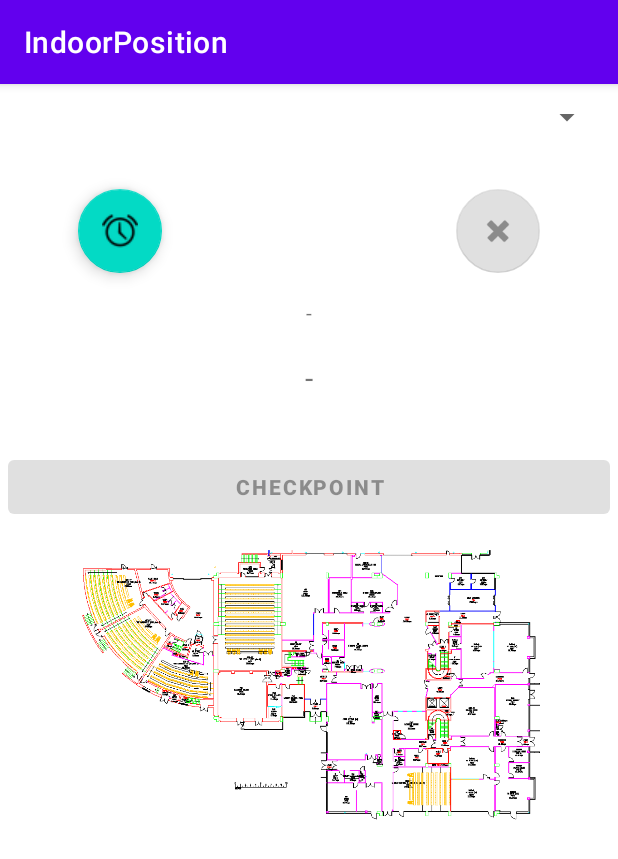
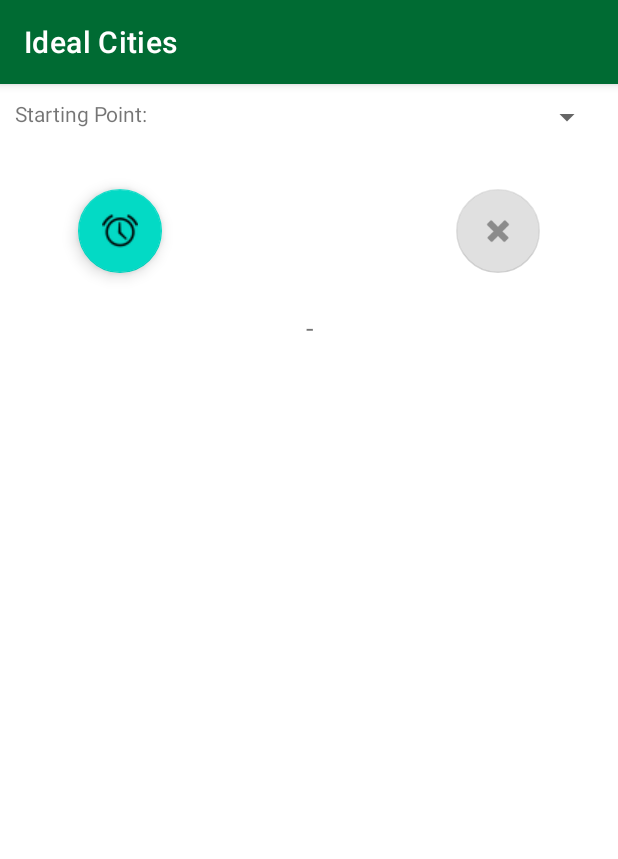
Before and after one commit to voglinio/IndoorPositionInference, an Android app: the screen it shows after launch (MainActivity), on a phone screen of 412 x 824 dp. Shown: the top 859 px of the screen. Run offline under Robolectric (Android 15) with nearby library versions, the phone set to English and light mode, and no system bars; our stand-ins replace navigation-ui; 3 statements that could not run were skipped.

Commit message:
Layout changes, neighbours functionality added

```diff
--- a/app/src/main/java/com/nodalpoint/indoorposition/model/Checkpoint.java
+++ b/app/src/main/java/com/nodalpoint/indoorposition/model/Checkpoint.java
@@ -39,16 +39,16 @@ public class Checkpoint {
     public static Map<Integer,Checkpoint> generatePoints() {
         Map<Integer,Checkpoint> checkpoints = new HashMap<>();
         checkpoints.put(0, new Checkpoint("0", 0, new ArrayList<Checkpoint>(){{add(new Checkpoint("1", 1));}}));
-        checkpoints.put(1, new Checkpoint("1", 1, new ArrayList<Checkpoint>(){{add(new Checkpoint("0", 0)); add(new Checkpoint("2", 2));}}));
+        checkpoints.put(1, new Checkpoint("1", 1, new ArrayList<Checkpoint>(){{add(new Checkpoint("0", 0)); add(new Checkpoint("2", 2));add(new Checkpoint("3", 3)); add(new Checkpoint("4", 4)); add(new Checkpoint("5", 5));}}));
         checkpoints.put(2, new Checkpoint("2", 2, new ArrayList<Checkpoint>(){{add(new Checkpoint("1", 1)); add(new Checkpoint("3", 4));}}));
         checkpoints.put(3, new Checkpoint("3", 3, new ArrayList<Checkpoint>(){{add(new Checkpoint("2", 2)); add(new Checkpoint("4", 4));}}));
         checkpoints.put(4, new Checkpoint("4", 4, new ArrayList<Checkpoint>(){{add(new Checkpoint("3", 3)); add(new Checkpoint("5", 5));}}));
         checkpoints.put(5, new Checkpoint("5", 5, new ArrayList<Checkpoint>(){{add(new Checkpoint("4", 4)); add(new Checkpoint("6", 6));}}));
         checkpoints.put(6, new Checkpoint("6", 6, new ArrayList<Checkpoint>(){{add(new Checkpoint("5", 5));}}));
-        checkpoints.put(7, new Checkpoint("7", 7));
-        checkpoints.put(8, new Checkpoint("8", 8));
-        checkpoints.put(9, new Checkpoint("9", 9));
-        checkpoints.put(10, new Checkpoint("10", 10));
+//        checkpoints.put(7, new Checkpoint("7", 7));
+//        checkpoints.put(8, new Checkpoint("8", 8));
+//        checkpoints.put(9, new Checkpoint("9", 9));
+//        checkpoints.put(10, new Checkpoint("10", 10));
         return checkpoints;
     }
 }
--- a/app/src/main/java/com/nodalpoint/indoorposition/ui/home/HomeFragment.java
+++ b/app/src/main/java/com/nodalpoint/indoorposition/ui/home/HomeFragment.java
@@ -1,7 +1,6 @@
 package com.nodalpoint.indoorposition.ui.home;
 
 import android.content.Context;
-import android.graphics.Typeface;
 import android.hardware.Sensor;
 import android.hardware.SensorEventListener;
 import android.hardware.SensorManager;
@@ -35,23 +34,22 @@ import java.util.Date;
 import java.util.List;
 import java.util.Map;
 import java.util.stream.Collectors;
+import java.util.stream.IntStream;
 
 public class HomeFragment extends Fragment {
 
     private HomeViewModel homeViewModel;
-    private ImageView mCustomImage;
-    private Spinner routesSpinner;
+    private Spinner startingCheckpointSpinner;
     private Checkpoint currentCheckpoint;
-    private Checkpoint nextCheckpoint;
     private TextView currentCheckpointTextView;
-    private TextView nextCheckpointTextView;
-    private int currentCheckpointIndex = 0;
-    private List<Route> availableRoutes;
-    private Route selectedRoute;
+    private List<Checkpoint> checkpoints;
     private SensorManager sensorManager;
     private String filename;
     private FileWriter writer;
     private ListView wifiList;
+    private LinearLayout linearLayout;
+    private Map<Integer, Checkpoint> availableCheckpoints;
+    private boolean recordSession = false;
 
     private static boolean DEBUG = false;
 
@@ -104,15 +102,18 @@ public class HomeFragment extends Fragment {
                 new ViewModelProvider(this).get(HomeViewModel.class);
         View root = inflater.inflate(R.layout.fragment_home, container, false);
         // Setup spinner
-        routesSpinner = (Spinner) root.findViewById(R.id.routes_spinner);
+        startingCheckpointSpinner = (Spinner) root.findViewById(R.id.starting_checkpoint_spinner);
+        linearLayout = (LinearLayout) root.findViewById(R.id.neighbours);
         if (Build.VERSION.SDK_INT >= Build.VERSION_CODES.N) {
-            availableRoutes = setupRoutes();
+            checkpoints = setupCheckpoints();
         }
-        routesSpinner.setOnItemSelectedListener(new AdapterView.OnItemSelectedListener() {
+        startingCheckpointSpinner.setOnItemSelectedListener(new AdapterView.OnItemSelectedListener() {
+            @RequiresApi(api = Build.VERSION_CODES.N)
             @Override
             public void onItemSelected(AdapterView<?> parent, View view, int position, long id) {
-                selectedRoute = availableRoutes.get(position);
-                setupCheckpoints(selectedRoute, currentCheckpointIndex);
+                currentCheckpoint = checkpoints.get(position);
+                currentCheckpointTextView.setText("Last Checkpoint " + currentCheckpoint.getName());
+                setupNeighbours(currentCheckpoint);
             }
 
             @Override
@@ -120,10 +121,6 @@ public class HomeFragment extends Fragment {
 
             }
         });
-        // this should be replaced by choice list
-        selectedRoute = availableRoutes.get(0);
-        currentCheckpointIndex = 0;
-        setupCheckpoints(selectedRoute, currentCheckpointIndex);
         // Setup Managers
         sensorManager = (SensorManager) getActivity().getSystemService(Context.SENSOR_SERVICE);
         setupSensors();
@@ -132,49 +129,17 @@ public class HomeFragment extends Fragment {
 
         currentCheckpointTextView = (TextView) root.findViewById(R.id.checkpoint);
         currentCheckpointTextView.setText("-");
-        nextCheckpointTextView = (TextView) root.findViewById(R.id.next_checkpoint);
-        nextCheckpointTextView.setText("-");
-        Button checkpointButton = (Button) root.findViewById(R.id.record_button);
-        checkpointButton.setTypeface(checkpointButton.getTypeface(), Typeface.BOLD);
-        checkpointButton.setEnabled(false);
-        checkpointButton.setOnClickListener(new View.OnClickListener() {
-            public void onClick(View v) {
-                currentCheckpointIndex ++;
-                currentCheckpoint = selectedRoute.getCheckpoints().get(currentCheckpointIndex);
-                System.out.println("CHECKPOINT " + currentCheckpoint.getName());
-                long time= System.currentTimeMillis();
-                try{
-                    writer.write(time + "\t" + "TYPE_CHECKPOINT" + "\t" + currentCheckpoint.getName() + "\n");
-                    writer.flush();
-                }catch (IOException e) {
-                    System.err.println("Cannot open file " + filename + "to write");
-                }
 
-                if(currentCheckpointIndex + 2 > selectedRoute.getCheckpoints().size()) {
-                    checkpointButton.setEnabled(false);
-                    currentCheckpointTextView.setText("Current Checkpoint " + currentCheckpoint.getName() + " End of Route");
-                    nextCheckpoint = null;
-                    nextCheckpointTextView.setText("-");
-                } else {
-                    currentCheckpointTextView.setText("Current Checkpoint " + currentCheckpoint.getName());
-                    nextCheckpoint = selectedRoute.getCheckpoints().get(currentCheckpointIndex + 1);
-                    nextCheckpointTextView.setText("Next Checkpoint " + nextCheckpoint.getName());
-                }
-            }
-        });
-
-        mCustomImage = (ImageView) root.findViewById(R.id.floorPlan);
 
 
         FloatingActionButton startSessionBtn = (FloatingActionButton) root.findViewById(R.id.start_session);
         FloatingActionButton stopSessionBtn = (FloatingActionButton) root.findViewById(R.id.stop_session);
         stopSessionBtn.setEnabled(false);
-
-
         startSessionBtn.setOnClickListener(new View.OnClickListener() {
             @Override
             public void onClick(View view) {
                 System.out.println("Start Record Session");
+                recordSession = true;
                 Context context = getActivity().getApplicationContext();
                 try {
                     filename = new SimpleDateFormat("'record'_yyyy_MM_dd_HH_mm_ss'.txt'").format(new Date());
@@ -218,23 +183,19 @@ public class HomeFragment extends Fragment {
                     System.err.println("Cannot open file " + filename + "to write");
                 }
 
-                currentCheckpointTextView.setText(currentCheckpoint.getName());
-                currentCheckpointTextView.setText("Current Checkpoint " + currentCheckpoint.getName());
-                nextCheckpointTextView.setText("Next Checkpoint " + nextCheckpoint.getName());
+                currentCheckpointTextView.setText("Checkpoint " + currentCheckpoint.getName());
                 startSessionBtn.setEnabled(false);
-                checkpointButton.setEnabled(true);
                 stopSessionBtn.setEnabled(true);
-                routesSpinner.setEnabled(false);
+                startingCheckpointSpinner.setEnabled(false);
                 sensorHandler.postDelayed(sensorsRunnable, sensorHandlerDelay);
                 wifiBLeHandler.postDelayed(wifiBLeRunnable, wifiBLeHandlerDelay);
             }
         });
-
         stopSessionBtn.setOnClickListener(new View.OnClickListener() {
             @Override
             public void onClick(View view) {
                 System.out.println("Stop Record Session");
-
+                recordSession = false;
                 Context context = getActivity().getApplicationContext();
                 try {
 
@@ -249,11 +210,10 @@ public class HomeFragment extends Fragment {
 
                 ArrayAdapter<String> wifiArray = new ArrayAdapter(getContext(), android.R.layout.simple_list_item_1, new ArrayList<String>());
                 wifiList.setAdapter(wifiArray);
-                resetCheckpoint(currentCheckpointTextView,nextCheckpointTextView);
+                resetCheckpoint(currentCheckpointTextView);
                 startSessionBtn.setEnabled(true);
-                checkpointButton.setEnabled(false);
                 stopSessionBtn.setEnabled(false);
-                routesSpinner.setEnabled(true);
+                startingCheckpointSpinner.setEnabled(true);
                 sensorHandler.removeCallbacks(sensorsRunnable);
                 wifiBLeHandler.removeCallbacks(wifiBLeRunnable);
             }
@@ -345,56 +305,57 @@ public class HomeFragment extends Fragment {
     }
 
     @RequiresApi(api = Build.VERSION_CODES.N)
-    private List<Route> setupRoutes() {
-        Map<Integer, Checkpoint> availableCheckpoints = Checkpoint.generatePoints();
-        List<Route> routes = new ArrayList<>();
-        List<Checkpoint> route1Checkpoints = new ArrayList<Checkpoint>(){
-            {add(availableCheckpoints.get(0));}
-            {add(availableCheckpoints.get(1));}
-            {add(availableCheckpoints.get(2));}
-            {add(availableCheckpoints.get(3));}
-            {add(availableCheckpoints.get(4));}
-            {add(availableCheckpoints.get(5));}
-            {add(availableCheckpoints.get(6));}
-            {add(availableCheckpoints.get(7));}
-            {add(availableCheckpoints.get(8));}
-            {add(availableCheckpoints.get(9));}
-            {add(availableCheckpoints.get(10));}
-        };
-        routes.add(new Route(route1Checkpoints, "Route 1"));
-
-        List<Checkpoint> route2Checkpoints = new ArrayList<Checkpoint>(){
-            {add(availableCheckpoints.get(0));}
-            {add(availableCheckpoints.get(2));}
-            {add(availableCheckpoints.get(3));}
-            {add(availableCheckpoints.get(9));}
-            {add(availableCheckpoints.get(10));}
-            {add(availableCheckpoints.get(9));}
-            {add(availableCheckpoints.get(4));}
-            {add(availableCheckpoints.get(6));}
-            {add(availableCheckpoints.get(8));}
-            {add(availableCheckpoints.get(9));}
-            {add(availableCheckpoints.get(10));}
-        };
-        routes.add(new Route(route2Checkpoints, "Route 2"));
-
-
-        ArrayAdapter<String> routesAdapter = new ArrayAdapter<>(getContext(), android.R.layout.simple_spinner_item, routes.stream().map(Route::getName).collect(Collectors.toList()));
-        routesAdapter.setDropDownViewResource(android.R.layout.simple_spinner_dropdown_item);
-        routesSpinner.setAdapter(routesAdapter);
-        return routes;
+    private List<Checkpoint> setupCheckpoints() {
+        availableCheckpoints = Checkpoint.generatePoints();
+        checkpoints = new ArrayList<>(availableCheckpoints.values());
+        ArrayAdapter<String> startingCheckpointAdapter = new ArrayAdapter<>(getContext(), android.R.layout.simple_spinner_item, checkpoints.stream().map(Checkpoint::getName).collect(Collectors.toList()));
+        startingCheckpointAdapter.setDropDownViewResource(android.R.layout.simple_spinner_dropdown_item);
+        startingCheckpointSpinner.setAdapter(startingCheckpointAdapter);
+        return checkpoints;
     }
 
-    private void resetCheckpoint(TextView currentCheckpointTextView, TextView nextCheckpointTextView) {
-        currentCheckpointIndex = 0;
+    private void resetCheckpoint(TextView currentCheckpointTextView) {
         currentCheckpointTextView.setText("-");
-        nextCheckpointTextView.setText("-");
     }
 
-    private void setupCheckpoints(Route selectedRoute, int currentCheckpointIndex) {
-        currentCheckpoint = selectedRoute.getCheckpoints().get(currentCheckpointIndex);
-        nextCheckpoint = selectedRoute.getCheckpoints().size() > 2
-                ?  selectedRoute.getCheckpoints().get(currentCheckpointIndex + 1)
-                :  selectedRoute.getCheckpoints().get(currentCheckpointIndex);
+    @RequiresApi(api = Build.VERSION_CODES.N)
+    private void setupNeighbours(Checkpoint checkpoint){
+        List<Checkpoint> neighbours = checkpoint.getNeighbours();
+        linearLayout.removeAllViews();
+        LinearLayout.LayoutParams lp = new LinearLayout.LayoutParams(LinearLayout.LayoutParams.WRAP_CONTENT, LinearLayout.LayoutParams.WRAP_CONTENT);
+        int rowsCount = neighbours.size() % 3 > 0 ?  (neighbours.size() / 3) + 1 : (neighbours.size() / 3);
+        for (int i=0; i<rowsCount; i++){
+            LinearLayout rowLayout = new LinearLayout(getContext());
+            rowLayout.setOrientation(LinearLayout.HORIZONTAL);
+            int rowSize = rowsCount == i+1 ? neighbours.size() % 3 : 3;
+            for (int j=0; j < rowSize; j++) {
+                Checkpoint chk = neighbours.get(j + 3*i);
+                Button btn = new Button(getContext());
+                btn.setText(chk.getName());
+                btn.setWidth(250);
+                btn.setHeight(250);
+                btn.setTextSize(20);
+                btn.setOnClickListener(new View.OnClickListener() {
+                    @Override
+                    public void onClick(View v) {
+                        if(!recordSession) { return; }
+                        currentCheckpoint = availableCheckpoints.get(chk.getId());
+                        currentCheckpointTextView.setText("Last Checkpoint " + currentCheckpoint.getName());
+                        System.out.println("CHECKPOINT " + currentCheckpoint.getName());
+                        long time= System.currentTimeMillis();
+                    try{
+                        writer.write(time + "\t" + "TYPE_CHECKPOINT" + "\t" + currentCheckpoint.getName() + "\n");
+                        writer.flush();
+                    }catch (IOException e) {
+                        System.err.println("Cannot open file " + filename + "to write");
+                    }
+                        setupNeighbours(currentCheckpoint);
+                    }
+                });
+                rowLayout.addView(btn, lp);
+            }
+            linearLayout.addView(rowLayout, lp);
+        }
+
     }
 }
--- a/app/src/main/res/layout/fragment_home.xml
+++ b/app/src/main/res/layout/fragment_home.xml
@@ -6,39 +6,6 @@
     android:layout_width="match_parent"
     android:layout_height="match_parent"
     tools:context=".ui.home.HomeFragment">
-
-    <Button
-            android:text="Checkpoint"
-            android:layout_width="match_parent"
-            android:layout_height="48dp"
-            android:id="@+id/record_button"
-            android:layout_margin="5dp"
-            app:layout_constraintTop_toTopOf="parent"
-            android:layout_marginTop="100dp"
-            android:layout_marginEnd="10dp"
-            android:layout_marginRight="10dp"
-            app:layout_constraintEnd_toEndOf="parent"
-            app:layout_constraintStart_toStartOf="parent"
-            android:layout_marginLeft="10dp"
-            android:layout_marginStart="10dp"
-            app:layout_constraintBottom_toBottomOf="parent"
-            app:layout_constraintHorizontal_bias="0.0"
-            app:layout_constraintVertical_bias="0.337"/>
-
-    <ImageView
-            android:src="@drawable/groundfloor"
-            android:layout_width="match_parent"
-            android:layout_height="191dp"
-            android:id="@+id/floorPlan"
-            android:layout_marginTop="10dp"
-            app:layout_constraintTop_toBottomOf="@+id/record_button"
-            android:layout_marginEnd="10dp"
-            android:layout_marginRight="10dp"
-            app:layout_constraintEnd_toEndOf="parent"
-            app:layout_constraintStart_toStartOf="parent"
-            android:layout_marginLeft="10dp"
-            android:layout_marginStart="10dp"
-            app:layout_constraintHorizontal_bias="0.0"/>
 
     <com.google.android.material.floatingactionbutton.FloatingActionButton
             android:src="@android:drawable/ic_lock_idle_alarm"
@@ -71,49 +38,48 @@
             android:id="@+id/checkpoint"
             android:gravity="center"
             app:layout_constraintTop_toTopOf="parent"
-            android:layout_marginTop="60dp"
+            android:layout_marginTop="150dp"
             app:layout_constraintStart_toStartOf="parent"
             app:layout_constraintEnd_toEndOf="parent"
-            app:layout_constraintBottom_toTopOf="@+id/record_button"
             android:layout_marginLeft="10dp"
             android:layout_marginStart="10dp"
             android:layout_marginRight="10dp"
-            android:textSize="14sp"
+            android:textSize="18sp"
             android:layout_marginEnd="10dp"/>
 
-    <TextView
-            android:text="-"
+    <LinearLayout
+            android:orientation="horizontal"
             android:layout_width="match_parent"
             android:layout_height="wrap_content"
-            android:id="@+id/next_checkpoint"
-            android:layout_marginTop="20dp"
-            app:layout_constraintTop_toBottomOf="@+id/checkpoint"
+            app:layout_constraintTop_toTopOf="parent"
             app:layout_constraintStart_toStartOf="parent"
-            app:layout_constraintEnd_toEndOf="parent"
-            android:textSize="20sp"
-            android:gravity="center"
-            android:layout_marginLeft="10dp"
-            android:layout_marginStart="10dp"
-            android:layout_marginRight="10dp"
-            android:layout_marginEnd="10dp"/>
-
-    <Spinner
-            android:layout_width="match_parent"
-            android:layout_height="wrap_content"
-            android:id="@+id/routes_spinner"
-            app:layout_constraintStart_toStartOf="parent"
+            android:layout_marginTop="10dp"
             android:layout_marginLeft="10dp"
             android:layout_marginStart="10dp"
             app:layout_constraintEnd_toEndOf="parent"
             android:layout_marginRight="10dp"
-            android:layout_marginEnd="10dp"
-            app:layout_constraintHorizontal_bias="1.0"
-            app:layout_constraintTop_toTopOf="parent"
-            android:layout_marginTop="10dp"/>
+            android:layout_marginEnd="10dp">
+
+        <TextView
+                android:text="Starting Point:"
+                android:layout_width="wrap_content"
+                android:layout_height="wrap_content"
+                android:id="@+id/textView"/>
+
+        <Spinner
+                android:layout_width="match_parent"
+                android:layout_height="wrap_content"
+                android:id="@+id/starting_checkpoint_spinner"
+                android:layout_marginLeft="10dp"
+                android:layout_marginStart="0dp"
+                android:layout_marginRight="0dp"
+                android:layout_marginEnd="0dp"
+                android:layout_marginTop="0dp"/>
+    </LinearLayout>
 
     <ListView
             android:layout_width="match_parent"
-            android:layout_height="232dp"
+            android:layout_height="180dp"
             android:id="@+id/wifi_list"
             app:layout_constraintStart_toStartOf="parent"
             android:layout_marginLeft="10dp"
@@ -124,4 +90,19 @@
             app:layout_constraintBottom_toBottomOf="parent"
             android:layout_marginBottom="10dp"/>
 
+    <LinearLayout
+            android:orientation="vertical"
+            android:layout_width="match_parent"
+            android:layout_height="350dp"
+            android:layout_marginTop="10dp"
+            android:id="@+id/neighbours"
+            app:layout_constraintTop_toBottomOf="@+id/checkpoint"
+            app:layout_constraintStart_toStartOf="parent"
+            android:layout_marginLeft="10dp"
+            android:layout_marginStart="10dp"
+            app:layout_constraintEnd_toEndOf="parent"
+            android:layout_marginRight="10dp"
+            android:layout_marginEnd="10dp">
+    </LinearLayout>
+
 </androidx.constraintlayout.widget.ConstraintLayout>
--- a/app/src/main/res/values/colors.xml
+++ b/app/src/main/res/values/colors.xml
@@ -7,4 +7,6 @@
     <color name="teal_700">#FF018786</color>
     <color name="black">#FF000000</color>
     <color name="white">#FFFFFFFF</color>
+    <color name="ideal_primary1">#006b33</color>
+    <color name="ideal_primary2">#00238c</color>
 </resources>
--- a/app/src/main/res/values/strings.xml
+++ b/app/src/main/res/values/strings.xml
@@ -1,5 +1,5 @@
 <resources>
-    <string name="app_name">IndoorPosition</string>
+    <string name="app_name">Ideal Cities</string>
     <string name="title_home">Home</string>
     <string name="title_dashboard">Dashboard</string>
     <string name="title_notifications">Notifications</string>
--- a/app/src/main/res/values/themes.xml
+++ b/app/src/main/res/values/themes.xml
@@ -2,8 +2,8 @@
     <!-- Base application theme. -->
     <style name="Theme.IndoorPosition" parent="Theme.MaterialComponents.DayNight.DarkActionBar">
         <!-- Primary brand color. -->
-        <item name="colorPrimary">@color/purple_500</item>
-        <item name="colorPrimaryVariant">@color/purple_700</item>
+        <item name="colorPrimary">@color/ideal_primary1</item>
+        <item name="colorPrimaryVariant">@color/ideal_primary1</item>
         <item name="colorOnPrimary">@color/white</item>
         <!-- Secondary brand color. -->
         <item name="colorSecondary">@color/teal_200</item>
```
